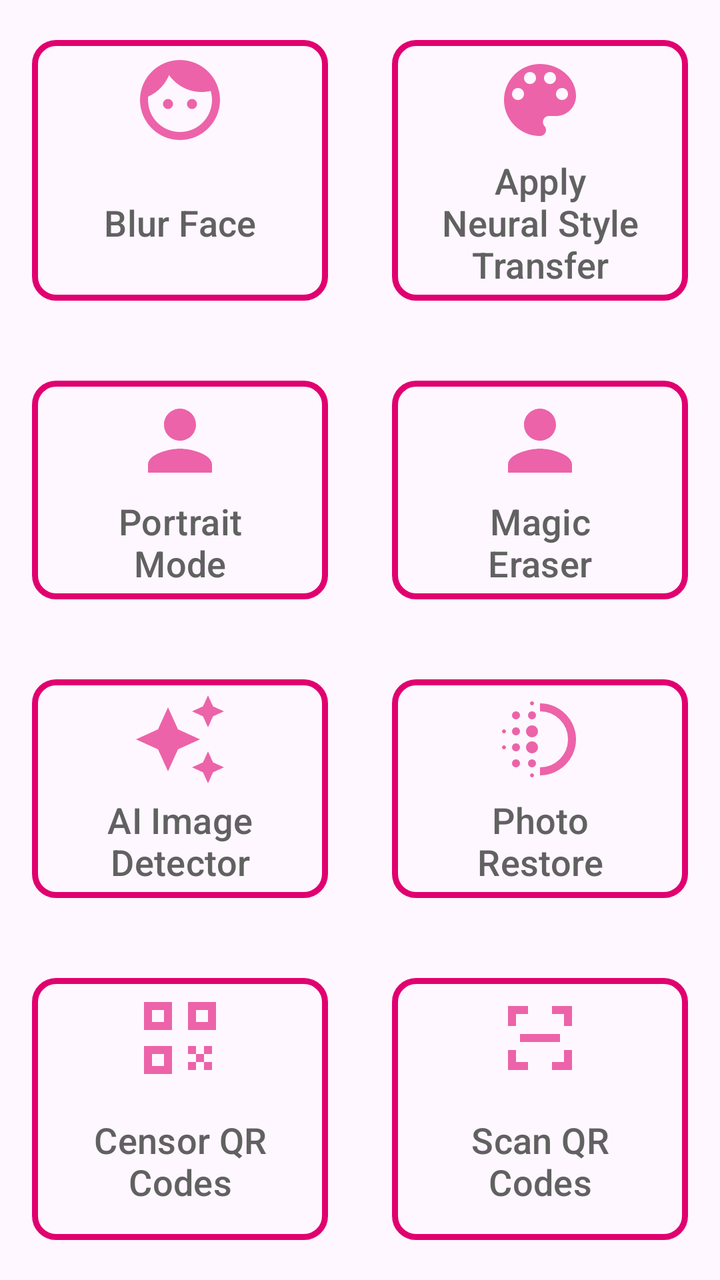
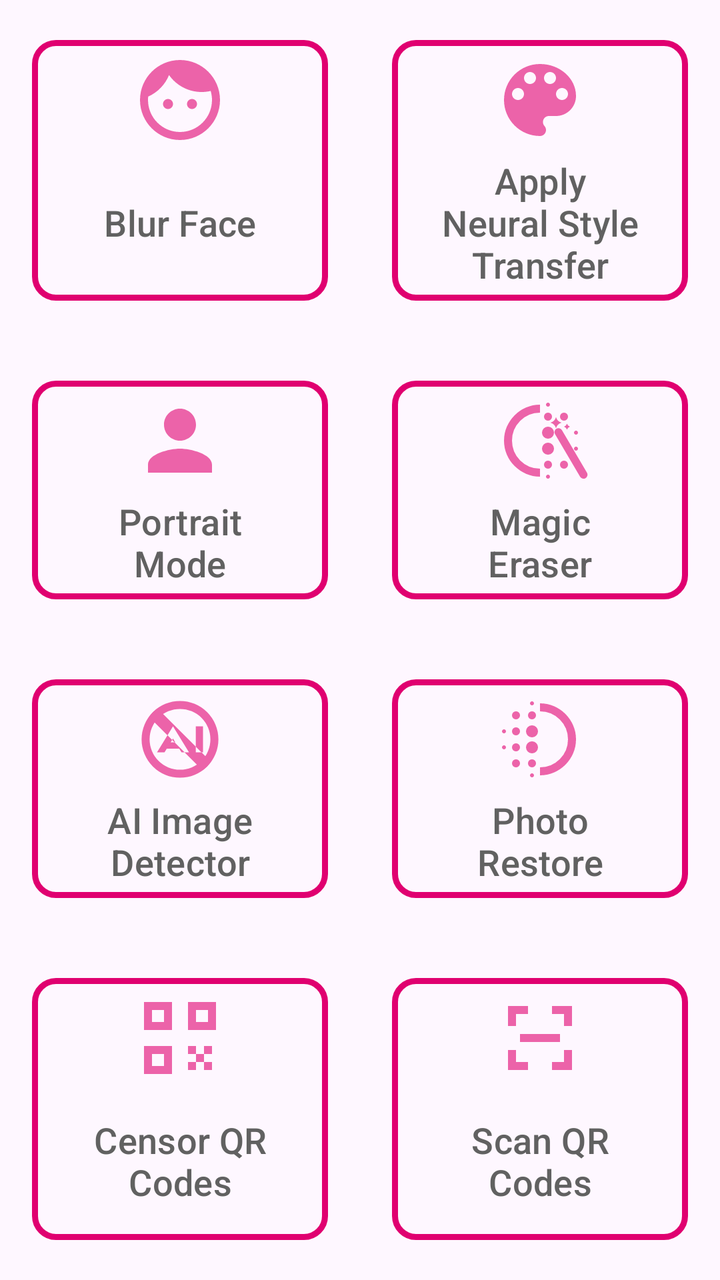

Screens rendered from an Android XML layout before and after an edit, with the pre-edit source and the edit as a unified diff.
<!-- AndroidManifest.xml: application theme Theme.Asnapblur -->
<!-- res/layout/page_home.xml -->
<?xml version="1.0" encoding="utf-8"?>
<androidx.drawerlayout.widget.DrawerLayout xmlns:android="http://schemas.android.com/apk/res/android"
    xmlns:app="http://schemas.android.com/apk/res-auto"
    android:id="@+id/drawer"
    android:layout_width="match_parent"
    android:layout_height="match_parent">

    <LinearLayout
        android:layout_width="match_parent"
        android:layout_height="match_parent"
        android:orientation="vertical">

        <FrameLayout
            android:id="@+id/container_app_bar"
            android:layout_width="match_parent"
            android:layout_height="wrap_content" />

        
        <ScrollView
            android:layout_width="match_parent"
            android:layout_height="0dp"
            android:layout_weight="1"
            android:fillViewport="true">

            <GridLayout
                android:layout_width="match_parent"
                android:layout_height="wrap_content"
                android:columnCount="@integer/grid_column_count">

                <com.google.android.material.button.MaterialButton
                    android:id="@+id/button_blur_face"
                    style="@style/Theme.Asnapblur.HomeMenuButton"
                    android:layout_width="0dp"
                    android:layout_height="wrap_content"
                    android:layout_columnWeight="1"
                    android:layout_gravity="fill"
                    android:gravity="center"
                    android:text="@string/title_blur_face"
                    app:icon="@drawable/ic_face_black" />

                <com.google.android.material.button.MaterialButton
                    android:id="@+id/button_nst_apply_picture"
                    style="@style/Theme.Asnapblur.HomeMenuButton"
                    android:layout_width="0dp"
                    android:layout_height="wrap_content"
                    android:layout_columnWeight="1"
                    android:layout_gravity="fill"
                    android:gravity="center"
                    android:text="@string/title_nst_apply_image"
                    app:icon="@drawable/ic_palette_black" />

                <com.google.android.material.button.MaterialButton
                    android:id="@+id/button_portrait_mode"
                    style="@style/Theme.Asnapblur.HomeMenuButton"
                    android:layout_width="0dp"
                    android:layout_height="wrap_content"
                    android:layout_columnWeight="1"
                    android:layout_gravity="fill"
                    android:gravity="center"
                    android:text="@string/title_portrait_mode"
                    app:icon="@drawable/ic_portrait_black" />

                <com.google.android.material.button.MaterialButton
                    android:id="@+id/button_magic_eraser"
                    style="@style/Theme.Asnapblur.HomeMenuButton"
                    android:layout_width="0dp"
                    android:layout_height="wrap_content"
                    android:layout_columnWeight="1"
                    android:layout_gravity="fill"
                    android:gravity="center"
                    android:text="@string/title_magic_eraser"
                    app:icon="@drawable/ic_portrait_black" />

                <com.google.android.material.button.MaterialButton
                    android:id="@+id/button_ai_detect"
                    style="@style/Theme.Asnapblur.HomeMenuButton"
                    android:layout_width="0dp"
                    android:layout_height="wrap_content"
                    android:layout_columnWeight="1"
                    android:layout_gravity="fill"
                    android:gravity="center"
                    android:text="@string/title_ai_detect"
                    app:icon="@drawable/ic_ai_detect_black" />

                <com.google.android.material.button.MaterialButton
                    android:id="@+id/button_photo_restore"
                    style="@style/Theme.Asnapblur.HomeMenuButton"
                    android:layout_width="0dp"
                    android:layout_height="wrap_content"
                    android:layout_columnWeight="1"
                    android:layout_gravity="fill"
                    android:gravity="center"
                    android:text="@string/photo_restore_title"
                    app:icon="@drawable/ic_photo_restore_black" />

                <com.google.android.material.button.MaterialButton
                    android:id="@+id/button_qr_censor"
                    style="@style/Theme.Asnapblur.HomeMenuButton"
                    android:layout_width="0dp"
                    android:layout_height="wrap_content"
                    android:layout_columnWeight="1"
                    android:layout_gravity="fill"
                    android:gravity="center"
                    android:text="@string/title_qr_censor"
                    app:icon="@drawable/ic_qr_code_black" />

                <com.google.android.material.button.MaterialButton
                    android:id="@+id/button_qr_scan"
                    style="@style/Theme.Asnapblur.HomeMenuButton"
                    android:layout_width="0dp"
                    android:layout_height="wrap_content"
                    android:layout_columnWeight="1"
                    android:layout_gravity="fill"
                    android:gravity="center"
                    android:text="@string/title_qr_scan"
                    app:icon="@drawable/ic_qr_code_scanner_black" />
            </GridLayout>
        </ScrollView>
    </LinearLayout>
</androidx.drawerlayout.widget.DrawerLayout>
<!-- resources referenced by this layout -->
<resources>
  <!-- drawable ic_ai_detect_black (drawable-anydpi) -->
  <vector xmlns:android="http://schemas.android.com/apk/res/android"
      android:width="24dp"
      android:height="24dp"
      android:viewportWidth="24"
      android:viewportHeight="24"
      android:tint="#333333"
      android:alpha="0.6">
    <path
        android:fillColor="@android:color/white"
        android:pathData="M19,9l1.25,-2.75L23,5l-2.75,-1.25L19,1l-1.25,2.75L15,5l2.75,1.25L19,9zM11.5,9.5L9,4L6.5,9.5L1,12l5.5,2.5L9,20l2.5,-5.5L17,12l-5.5,-2.5zM19,15l-1.25,2.75L15,19l2.75,1.25L19,23l1.25,-2.75L23,19l-2.75,-1.25L19,15z"/>
  </vector>
  <!-- drawable ic_portrait_black (drawable-anydpi) -->
  <vector xmlns:android="http://schemas.android.com/apk/res/android"
      android:width="24dp"
      android:height="24dp"
      android:viewportWidth="24"
      android:viewportHeight="24"
      android:tint="#333333"
      android:alpha="0.6">
    <path
        android:fillColor="@android:color/white"
        android:pathData="M12,12c2.21,0 4,-1.79 4,-4s-1.79,-4 -4,-4 -4,1.79 -4,4 1.79,4 4,4zM12,14c-2.67,0 -8,1.34 -8,4v2h16v-2c0,-2.66 -5.33,-4 -8,-4z"/>
  </vector>
  <!-- drawable ic_qr_code_scanner_black (drawable-anydpi) -->
  <vector xmlns:android="http://schemas.android.com/apk/res/android"
      android:width="24dp"
      android:height="24dp"
      android:viewportWidth="24"
      android:viewportHeight="24"
      android:tint="#333333"
      android:alpha="0.6">
    <path
        android:fillColor="@android:color/white"
        android:pathData="M4,4h5v2H6v3H4V4z M15,4h5v5h-2V6h-3V4z M4,15h2v3h3v2H4V15z M18,15h2v5h-5v-2h3V15z M7,11h10v2H7V11z"/>
  </vector>
  <integer name="grid_column_count">2</integer>
  <string name="photo_restore_title">Photo Restore</string>
  <string name="title_ai_detect">AI Image Detector</string>
  <string name="title_blur_face">Blur Face</string>
  <string name="title_magic_eraser">Magic Eraser</string>
  <string name="title_nst_apply_image">Apply Neural Style Transfer</string>
  <string name="title_portrait_mode">Portrait Mode</string>
  <string name="title_qr_censor">Censor QR Codes</string>
  <string name="title_qr_scan">Scan QR Codes</string>
  <style name="Theme.Asnapblur" parent="Theme.Material3.DayNight">
          
          <item name="colorPrimary">@color/red_800</item>
          <item name="colorPrimaryVariant">@color/light_blue_300</item>
          <item name="colorOnPrimary">@color/white</item>
          
          <item name="colorSecondary">@color/magenta_600</item>
          <item name="colorSecondaryVariant">@color/orange_800</item>
          <item name="colorOnSecondary">@color/black</item>
          
          <item name="android:textColor">@color/gray_700</item>
      </style>
  <color name="daynight_gray_700_white">@color/gray_700</color>
  <dimen name="text_nav_menu">18sp</dimen>
  <color name="red_800">#E00000</color>
  <color name="light_blue_300">#00E0E0</color>
  <color name="white">#FFFFFFFF</color>
  <color name="magenta_600">#E00070</color>
  <color name="orange_800">#E07000</color>
  <color name="black">#FF000000</color>
  <color name="gray_700">#616161</color>
  <!-- unchanged entries left out for length: 5 -->
</resources>

<!-- the commit's change to res/layout/page_home.xml (unified diff, before → after) -->
@@ -69,7 +69,7 @@
                     android:layout_gravity="fill"
                     android:gravity="center"
                     android:text="@string/title_magic_eraser"
-                    app:icon="@drawable/ic_portrait_black" />
+                    app:icon="@drawable/ic_magic_eraser_black" />
 
                 <com.google.android.material.button.MaterialButton
                     android:id="@+id/button_ai_detect"
<!-- resource entries referenced after the edit -->
@@ -10,8 +10,22 @@
       android:alpha="0.6">
     <path
         android:fillColor="@android:color/white"
-        android:pathData="M19,9l1.25,-2.75L23,5l-2.75,-1.25L19,1l-1.25,2.75L15,5l2.75,1.25L19,9zM11.5,9.5L9,4L6.5,9.5L1,12l5.5,2.5L9,20l2.5,-5.5L17,12l-5.5,-2.5zM19,15l-1.25,2.75L15,19l2.75,1.25L19,23l1.25,-2.75L23,19l-2.75,-1.25L19,15z"/>
+        android:fillType="evenOdd"
+        android:pathData="M12,2.4 A9.6,9.6 0 1 1 12,21.6 A9.6,9.6 0 1 1 12,2.4 Z M12,4.4 A7.6,7.6 0 1 0 12,19.6 A7.6,7.6 0 1 0 12,4.4 Z"/>
+    <path
+        android:fillColor="@android:color/white"
+        android:fillType="evenOdd"
+        android:pathData="M4.235,6.355 L17.645,19.765 A9.6,9.6 0 0 0 19.765,17.645 L6.355,4.235 A9.6,9.6 0 0 0 4.235,6.355 Z M8.87,10.99 L10.25,8.75 L14.25,15.25 L13.13,15.25 Z M15.95,13.83 L17.37,15.25 L15.95,15.25 Z M10.25,11.8 L10.03,12.15 L10.63,12.75 L10.83,12.75 Z"/>
+    <path
+        android:fillColor="@android:color/white"
+        android:fillType="evenOdd"
+        android:pathData="M6.25,15.25 L8.87,10.99 L13.13,15.25 L12.37,15.25 L11.82,14.35 L8.68,14.35 L8.13,15.25 Z M9.67,12.75 L10.63,12.75 L10.03,12.15 Z"/>
+    <path
+        android:fillColor="@android:color/white"
+        android:fillType="evenOdd"
+        android:pathData="M15.95,8.75 L17.75,8.75 L17.75,15.25 L17.37,15.25 L15.95,13.83 Z"/>
   </vector>
+  <!-- drawable ic_magic_eraser_black: vector/xml drawable (drawable-anydpi, 2042 chars, omitted) -->
   <!-- drawable ic_portrait_black (drawable-anydpi) -->
   <vector xmlns:android="http://schemas.android.com/apk/res/android"
       android:width="24dp"
